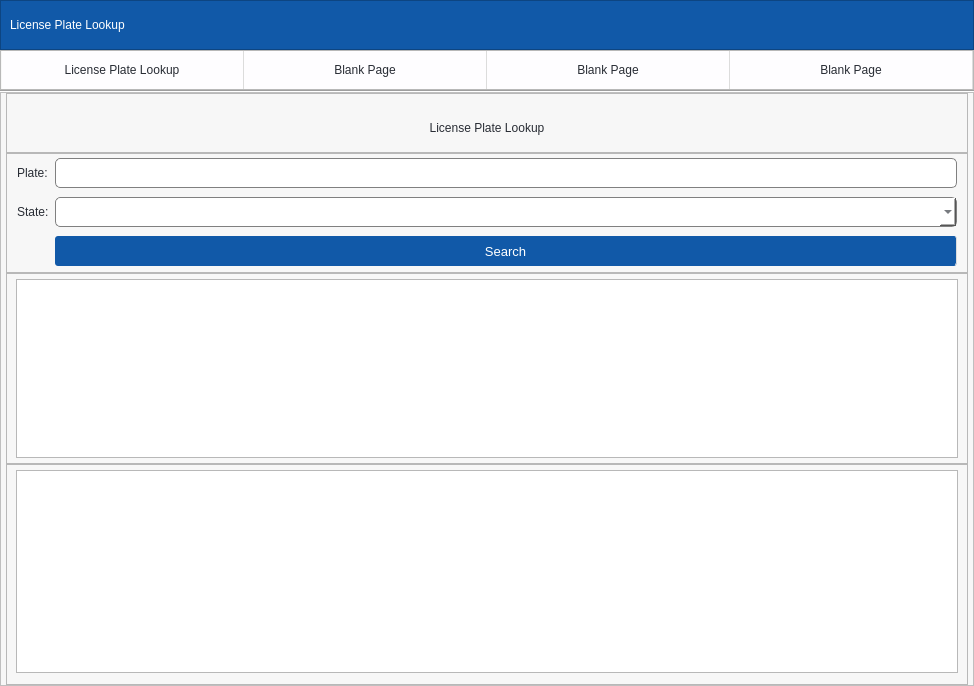
First picture: the form in main.ui, repository ali7haider/License-Plate-Lookup_PyQT, before the edit.
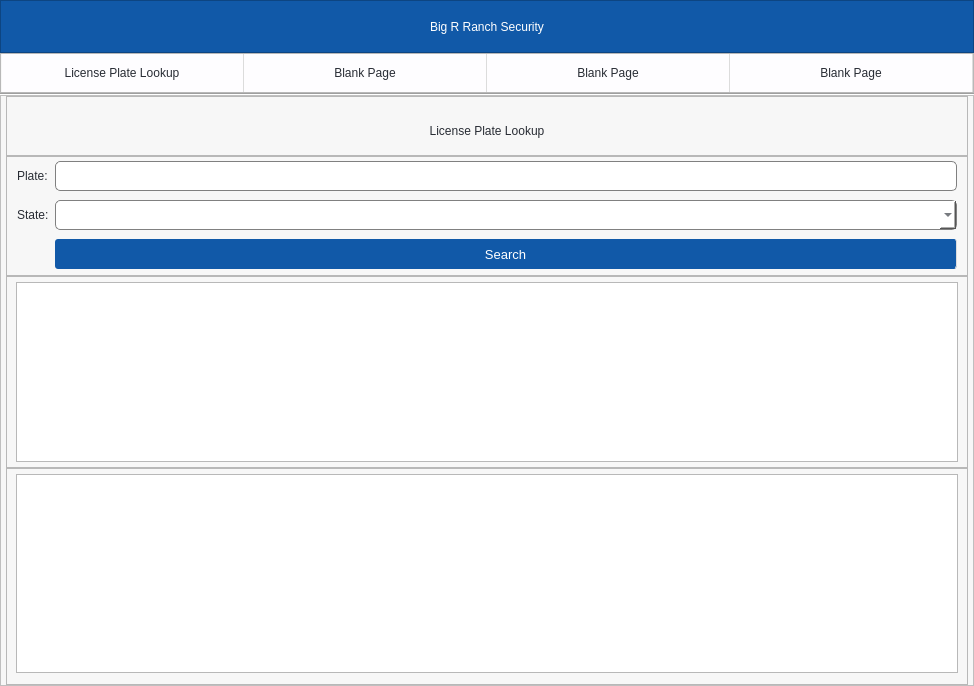
Second picture: the form after the edit.

Commit message: Update UI title and improve layout for Big R Ranch Security

Patch:
```diff
--- a/main.ui
+++ b/main.ui
@@ -99,13 +99,13 @@
       <property name="minimumSize">
        <size>
         <width>0</width>
-        <height>50</height>
+        <height>53</height>
        </size>
       </property>
       <property name="maximumSize">
        <size>
         <width>16777215</width>
-        <height>50</height>
+        <height>53</height>
        </size>
       </property>
       <property name="styleSheet">
@@ -119,6 +119,12 @@
        <enum>QFrame::Raised</enum>
       </property>
       <layout class="QVBoxLayout" name="verticalLayout_6">
+       <property name="topMargin">
+        <number>5</number>
+       </property>
+       <property name="bottomMargin">
+        <number>5</number>
+       </property>
        <item>
         <widget class="QLabel" name="label_2">
          <property name="styleSheet">
@@ -126,10 +132,10 @@
 color:white;</string>
          </property>
          <property name="text">
-          <string>License Plate Lookup</string>
+          <string>Big R Ranch Security</string>
          </property>
          <property name="alignment">
-          <set>Qt::AlignLeading|Qt::AlignLeft|Qt::AlignVCenter</set>
+          <set>Qt::AlignCenter</set>
          </property>
         </widget>
        </item>
@@ -484,7 +490,7 @@
              <property name="maximumSize">
               <size>
                <width>16777215</width>
-               <height>191</height>
+               <height>192</height>
               </size>
              </property>
              <property name="frameShape">
```
Left out of the diff: 2 changed lines with no effect on the pictures. The commit also changes 2 other files.
